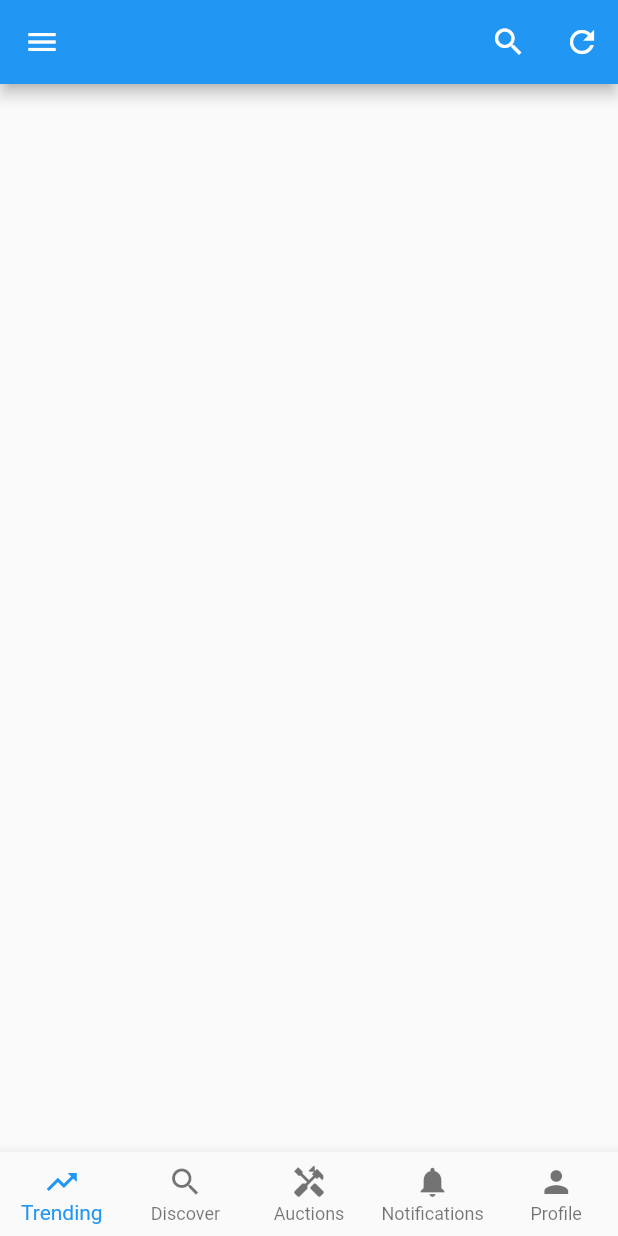
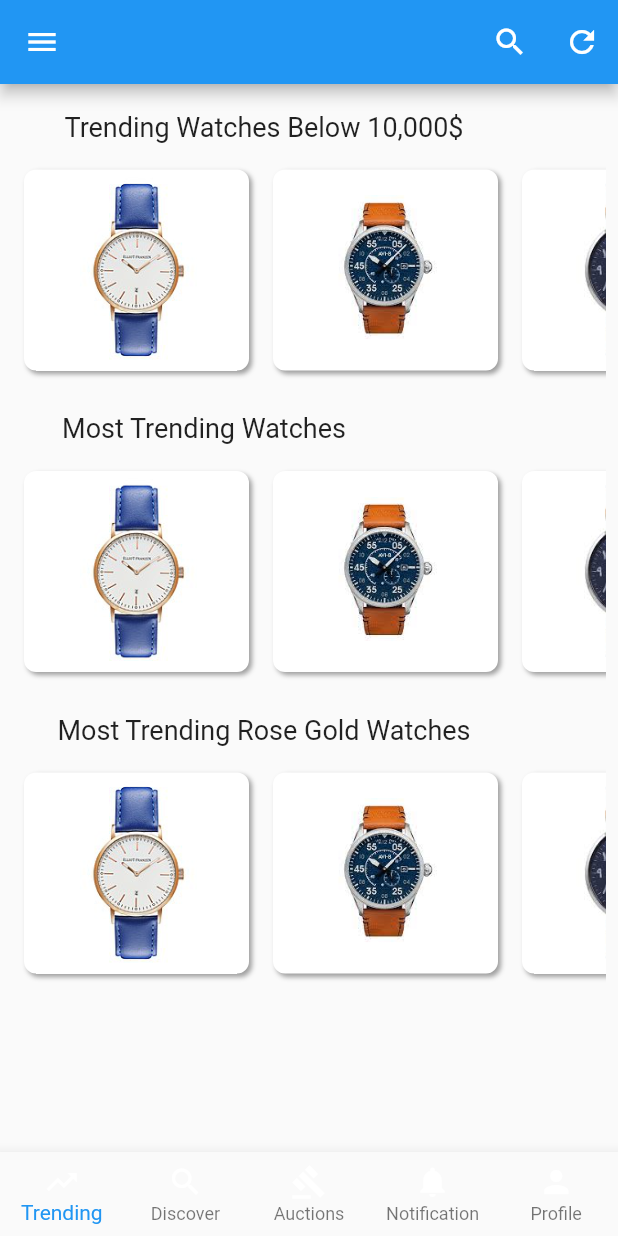
Before and after one commit to Mega-bee/CronoTracker, a Flutter app: the screen it shows after launch, on a phone screen of 412 x 824 dp. Run offline on Flutter 3.47's test engine with Material 2 defaults, Android fonts, the phone set to English and light mode, and no system bars; our stand-ins replace loading_animation_widget; statements that could not run were skipped.

Commit message:
trending page

```diff
--- a/lib/main.dart
+++ b/lib/main.dart
@@ -1,4 +1,4 @@
-import 'package:cronotracker/trending/ui/screens/trending.dart';
+import 'package:cronotracker/trending/ui/screens/trending_screen.dart';
 import 'package:flutter/material.dart';
 
 void main() {
--- /dev/null
+++ b/lib/trending/BottomNavigationBar/bottom_navigation_bar.dart
@@ -0,0 +1,63 @@
+import 'package:flutter/material.dart';
+
+class BottomMenu extends StatefulWidget {
+  final selectedIndex;
+  ValueChanged<int> onClicked;
+  BottomMenu({this.selectedIndex, required this.onClicked});
+
+  @override
+  State<BottomMenu> createState() => _BottomMenuState();
+}
+
+class _BottomMenuState extends State<BottomMenu> {
+  int currentIndex = 0;
+  @override
+  Widget build(BuildContext context) {
+    return BottomNavigationBar(
+      type: BottomNavigationBarType.fixed,
+      backgroundColor: Colors.bottomNavPurple,
+      currentIndex: currentIndex,
+      onTap: (index) {
+        setState(() {
+          currentIndex = index;
+        });
+      },
+      items: [
+        BottomNavigationBarItem(
+          icon: Icon(
+            Icons.trending_up_sharp,
+            color: Colors.white,
+          ),
+          label: 'Trending',
+          backgroundColor: Colors.white
+        ),
+        BottomNavigationBarItem(
+          icon: Icon(
+              Icons.search,
+            color: Colors.white,
+          ),
+          label: 'Discover',
+        ),
+        BottomNavigationBarItem(
+          icon: Icon(
+              Icons.gavel,
+            color: Colors.white,
+          ),
+          label: 'Auctions',
+        ),
+        BottomNavigationBarItem(
+          icon: Icon(
+              Icons.notifications,
+            color: Colors.white,),
+          label: 'Notification',
+        ),
+        BottomNavigationBarItem(
+          icon: Icon(Icons.person,
+            color: Colors.white,
+          ),
+          label: 'Profile',
+        ),
+      ],
+    );
+  }
+}
--- /dev/null
+++ b/lib/trending/model_classes/watch_card.dart
@@ -0,0 +1,8 @@
+class watchCard {
+  final String img;
+
+
+  watchCard({
+    required this.img,
+  });
+}
--- a/lib/trending/ui/screens/trending.dart
+++ /dev/null
@@ -1,76 +0,0 @@
-import 'package:flutter/material.dart';
-
-
-class TrendingScreen extends StatelessWidget {
-  const TrendingScreen({Key? key}) : super(key: key);
-
-  @override
-  Widget build(BuildContext context) {
-    return Scaffold(
-      appBar: AppBar(
-
-        backgroundColor: Colors.appBarPurple,
-
-        actions: [
-          IconButton(
-              onPressed: (){},
-              icon: Icon(Icons.search)
-          ),
-          SizedBox(width: 1),
-          IconButton(
-              onPressed: (){},
-              icon: Icon(Icons.refresh)
-          ),
-        ],
-
-        leading: IconButton(
-          icon: Icon(Icons.menu),
-          onPressed: (){},
-        ),
-      ),
-
-      bottomNavigationBar: BottomNavigationBar(
-        type: BottomNavigationBarType.fixed,
-        backgroundColor: Colors.appBarPurple,
-        items: [
-
-          BottomNavigationBarItem(
-            icon: Icon(Icons.trending_up_sharp),
-            label: 'Trending',
-          ),
-
-
-          BottomNavigationBarItem(
-            icon: Icon(Icons.search),
-            label: 'Discover',
-          ),
-
-
-          BottomNavigationBarItem(
-            icon: Icon(Icons.handyman),
-            label: 'Auctions',
-          ),
-
-
-          BottomNavigationBarItem(
-            icon: Icon(Icons.notifications),
-            label: 'Notifications',
-          ),
-
-
-          BottomNavigationBarItem(
-            icon: Icon(Icons.person),
-            label: 'Profile',
-          ),
-
-
-        ],
-
-      ),
-
-
-
-
-    );
-  }
-}
--- /dev/null
+++ b/lib/trending/ui/screens/trending_screen.dart
@@ -0,0 +1,158 @@
+import 'package:flutter/cupertino.dart';
+import 'package:flutter/material.dart';
+import '../../BottomNavigationBar/bottom_navigation_bar.dart';
+import '../../model_classes/watch_card.dart';
+import '../widget/build_watch_card.dart';
+
+class TrendingScreen extends StatelessWidget {
+
+  int currentIndex = 0;
+
+  watchCard? wc;
+
+  List<watchCard> watches = [
+
+
+
+  watchCard(
+    img: 'lib/assets/images/watch.png'
+  ),
+
+    watchCard(
+        img: 'lib/assets/images/watch2.jpg'
+    ),
+
+    watchCard(
+        img: 'lib/assets/images/watch3.jpg'
+    ),
+
+    watchCard(
+        img: 'lib/assets/images/watch4.png'
+    ),
+
+
+];
+
+
+  @override
+  Widget build(BuildContext context) {
+    return Scaffold(
+      appBar: AppBar(
+        backgroundColor: Colors.appBarPurple,
+        actions: [
+          IconButton(
+              onPressed: (){},
+              icon: Icon(Icons.search),
+          ),
+
+          IconButton(
+            onPressed: (){},
+            icon: Icon(Icons.refresh),
+          ),
+
+        ],
+
+        leading: IconButton(
+          icon: Icon(Icons.menu),
+          onPressed: () {},
+        ),
+      ),
+        body: Padding(
+          padding: const EdgeInsets.all(8.0),
+          child: SingleChildScrollView(
+            child: Column(
+              children: [
+
+                Padding(
+                  padding: const EdgeInsets.only(right: 60, bottom: 10, top: 10),
+                  child: Text(
+                    'Trending Watches Below 10,000\$',
+                    style: TextStyle(
+                        fontSize: 18,
+                        fontWeight: FontWeight.normal
+                    ),
+                  ),
+                ),
+
+                Container(
+                  width: double.infinity,
+                  height: 150,
+                  child: ListView.builder(
+                    itemBuilder: (context, index) {
+                      return BuildWatchCard(watches[index]);
+                    },
+                    scrollDirection: Axis.horizontal,
+                    itemCount: watches.length,
+                    shrinkWrap: true,
+                  ),
+                ),
+
+                SizedBox(height: 10),
+
+                Padding(
+                  padding: const EdgeInsets.only(right: 140, bottom: 10, top: 10),
+                  child: Text(
+                    'Most Trending Watches',
+                    style: TextStyle(
+                        fontSize: 18,
+                        fontWeight: FontWeight.normal
+                    ),
+                  ),
+                ),
+
+                Container(
+                  width: double.infinity,
+                  height: 150,
+                  child: ListView.builder(
+                    itemBuilder: (context, index) {
+                      return BuildWatchCard(watches[index]);
+                    },
+                    scrollDirection: Axis.horizontal,
+                    itemCount: watches.length,
+                    shrinkWrap: true,
+                  ),
+                ),
+
+
+                SizedBox(height: 10),
+
+                Padding(
+                  padding: const EdgeInsets.only(right: 60, bottom: 10, top: 10),
+                  child: Text(
+                    'Most Trending Rose Gold Watches',
+                    style: TextStyle(
+                        fontSize: 18,
+                        fontWeight: FontWeight.normal
+                    ),
+                  ),
+                ),
+
+                Container(
+                  width: double.infinity,
+                  height: 150,
+                  child: ListView.builder(
+                    itemBuilder: (context, index) {
+                      return BuildWatchCard(watches[index]);
+                    },
+                    scrollDirection: Axis.horizontal,
+                    itemCount: watches.length,
+                    shrinkWrap: true,
+                  ),
+                ),
+
+
+
+              ],
+
+            ),
+          ),
+        ),
+
+        bottomNavigationBar: BottomMenu(
+          onClicked: (int value) {
+          },
+
+        ));
+
+  }
+}
--- /dev/null
+++ b/lib/trending/ui/widget/build_watch_card.dart
@@ -0,0 +1,41 @@
+import 'package:flutter/cupertino.dart';
+import 'package:flutter/material.dart';
+import '../../model_classes/watch_card.dart';
+
+
+class BuildWatchCard extends StatelessWidget {
+
+  final watchCard wc;
+
+  BuildWatchCard(this.wc);
+
+  @override
+  Widget build(BuildContext context) {
+    return Padding(
+      padding: const EdgeInsets.all(8.0),
+      child: Container(
+        decoration: BoxDecoration(
+          borderRadius: BorderRadius.circular(8.0),
+          color: Colors.white,
+          boxShadow: [
+            BoxShadow(
+              color: Colors.grey,
+              blurRadius: 2.0,
+              spreadRadius: 0.0,
+              offset: Offset(2.0, 2.0), // shadow direction: bottom right
+            )
+          ],
+        ),
+        width: 150,
+        height: 150,
+        child: Image(
+          width: double.infinity,
+          height: double.infinity,
+          image: AssetImage('${wc.img}'),
+        ),
+      ),
+    );
+
+
+  }
+}
```
Also changed, not shown: pubspec.yaml (+5 -3 lines), lib/assets/images/watch.png (added), lib/assets/images/watch2.jpg (added), lib/assets/images/watch3.jpg (added), lib/assets/images/watch4.png (added), pubspec.lock.
